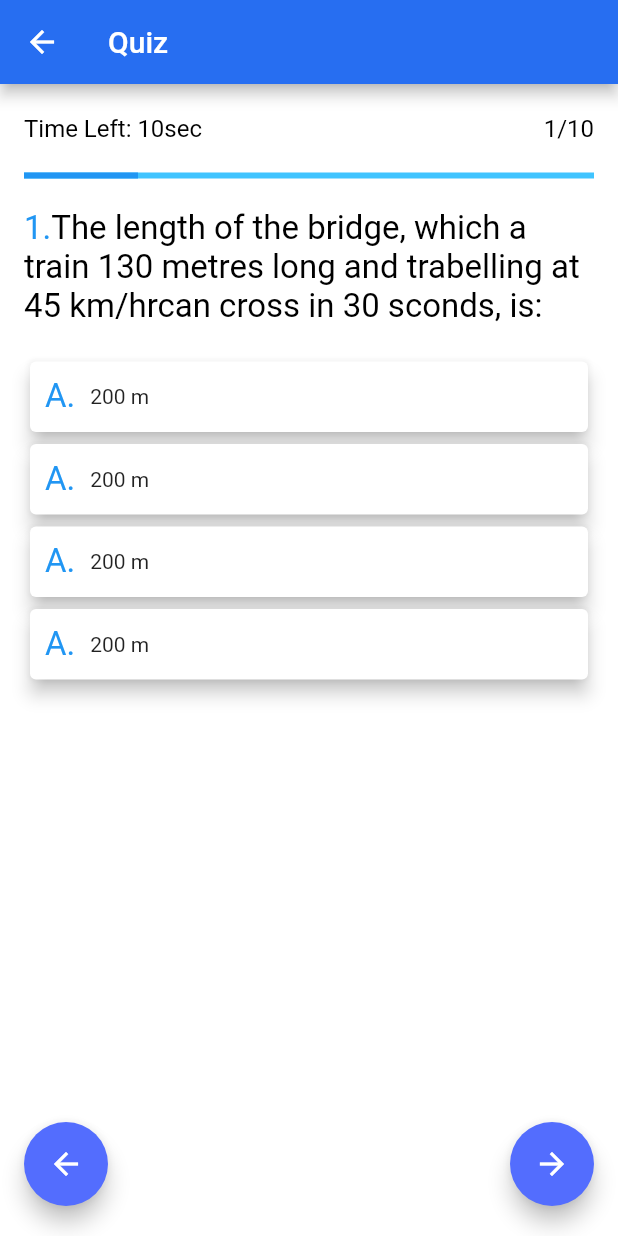
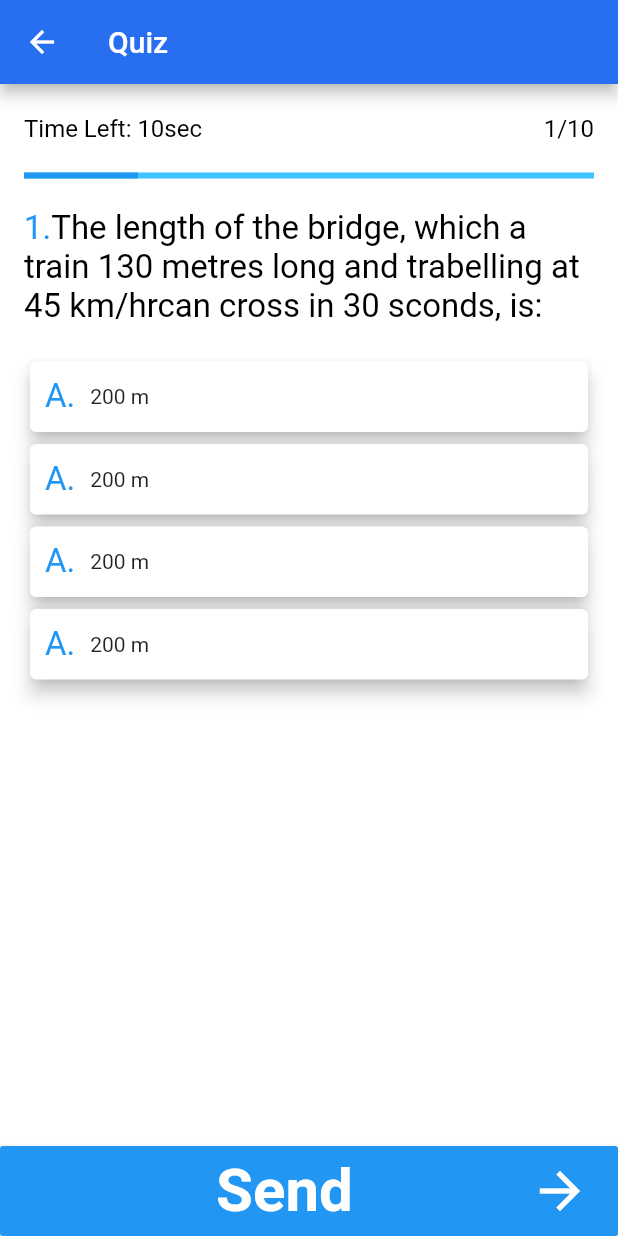
Before and after one commit to analistacarlosh/flutter-learn-english-app, a Flutter app: the CompleteQuizScreen screen opened by its route, on a phone screen of 412 x 824 dp. Run offline on Flutter 3.47's test engine with Material 2 defaults, Android fonts, the phone set to English and light mode, and no system bars.

Commit message:
feature/complete_quiz_screen - Layout adjustments

```diff
--- /dev/null
+++ b/lib/common_widget/send_button.dart
@@ -0,0 +1,54 @@
+import 'package:flutter/material.dart';
+
+class SendButton extends StatelessWidget {
+  final Function action;
+  final String txtButton;
+  SendButton(this.action, this.txtButton);
+
+  @override
+  Widget build(BuildContext context) {
+    return RaisedButton(
+      elevation: 3,
+      onPressed: action,
+      color: Colors.blue,
+      child: Padding(
+        padding: const EdgeInsets.symmetric(horizontal: 10),
+        child: SizedBox(
+          width: double.infinity,
+          height: 60,
+          child: Row(
+            mainAxisAlignment: MainAxisAlignment.center,
+            children: <Widget>[
+              Expanded(
+                flex: 10,
+                child: Align(
+                  alignment: Alignment.center,
+                  child: Text(
+                    txtButton,
+                    style: TextStyle(
+                      color: Colors.white,
+                      fontSize: 40,
+                      fontWeight: FontWeight.bold,
+                    ),
+                    textAlign: TextAlign.center,
+                  ),
+                ),
+              ),
+              Expanded(
+                flex: 1,
+                child: Align(
+                  alignment: Alignment.center,
+                  child: Icon(
+                    Icons.arrow_forward,
+                    size: 40,
+                    color: Colors.white,
+                  ),
+                ),
+              ),
+            ],
+          ),
+        ),
+      ),
+    );
+  }
+}
--- a/lib/ui/complete_quiz_screen/complete_quiz_screen.dart
+++ b/lib/ui/complete_quiz_screen/complete_quiz_screen.dart
@@ -1,4 +1,5 @@
 import 'package:flutter/material.dart';
+import 'package:flutter_learn_english_app/common_widget/send_button.dart';
 
 import '../../style.dart';
 
@@ -96,32 +97,9 @@ class _CompleteQuizScreen extends State<CompleteQuizScreen> {
             ],
           ),
         ),
-        bottomNavigationBar:
-        Padding(padding: defaultPadding.copyWith(bottom: 20),
-          child: Row(
-            mainAxisAlignment: MainAxisAlignment.spaceBetween,
-            children: <Widget>[
-              FloatingActionButton(
-                key: Key('button_arrow_back'),
-                onPressed: () {
-                  Navigator.pop(context);
-                },
-                child: Icon(Icons.arrow_back),
-                backgroundColor: Colors.indigoAccent,
-                heroTag: null,
-              ),
-              FloatingActionButton(
-                key: Key('button_arrow_forward'),
-                onPressed: () {
-                  print('pressed');
-                },
-                child: Icon(Icons.arrow_forward),
-                backgroundColor: Colors.indigoAccent,
-                heroTag: null,
-              )
-            ],
-          ),
-        )
+        bottomNavigationBar: SendButton(() {
+          print('pressed');
+        }, 'Send')
     );
   }
 }
```
